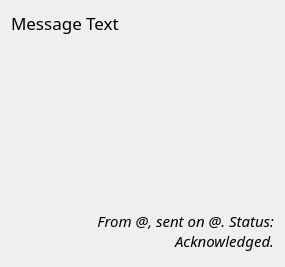
Old version of the form src/widgets/locationchatwidgetitem.ui in the repository blizzard4591/openMittsu.
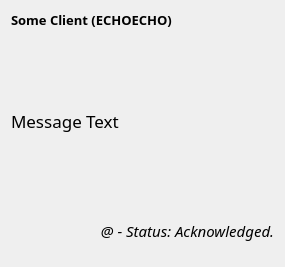
New version of the form.

Commit message: Added ellipses on menu items (thx @ CasinoBuster). Changed UI: Split FROM and TIME/STATUS into separate lines.

Patch:
```diff
--- a/src/widgets/locationchatwidgetitem.ui
+++ b/src/widgets/locationchatwidgetitem.ui
@@ -20,13 +20,10 @@
    <string>Form</string>
   </property>
   <layout class="QVBoxLayout" name="verticalLayout">
-   <property name="spacing">
-    <number>0</number>
-   </property>
    <item>
-    <widget class="QLabel" name="lblMessageText">
+    <widget class="QLabel" name="lblFrom">
      <property name="sizePolicy">
-      <sizepolicy hsizetype="Expanding" vsizetype="Minimum">
+      <sizepolicy hsizetype="Preferred" vsizetype="Minimum">
        <horstretch>0</horstretch>
        <verstretch>0</verstretch>
       </sizepolicy>
@@ -34,7 +31,9 @@
      <property name="font">
       <font>
        <family>Source Sans Pro</family>
-       <pointsize>13</pointsize>
+       <pointsize>10</pointsize>
+       <weight>75</weight>
+       <bold>true</bold>
        <stylestrategy>PreferAntialias</stylestrategy>
       </font>
      </property>
@@ -43,6 +42,35 @@
 border-top-left-radius:5px;</string>
      </property>
      <property name="text">
+      <string>Some Client (ECHOECHO)</string>
+     </property>
+     <property name="alignment">
+      <set>Qt::AlignLeading|Qt::AlignLeft|Qt::AlignTop</set>
+     </property>
+     <property name="wordWrap">
+      <bool>true</bool>
+     </property>
+     <property name="textInteractionFlags">
+      <set>Qt::NoTextInteraction</set>
+     </property>
+    </widget>
+   </item>
+   <item>
+    <widget class="QLabel" name="lblMessageText">
+     <property name="sizePolicy">
+      <sizepolicy hsizetype="Expanding" vsizetype="Minimum">
+       <horstretch>0</horstretch>
+       <verstretch>0</verstretch>
+      </sizepolicy>
+     </property>
+     <property name="font">
+      <font>
+       <family>Source Sans Pro</family>
+       <pointsize>13</pointsize>
+       <stylestrategy>PreferAntialias</stylestrategy>
+      </font>
+     </property>
+     <property name="text">
       <string notr="true">Message Text</string>
      </property>
      <property name="alignment">
@@ -86,7 +114,7 @@
 border-bottom-left-radius:5px;</string>
      </property>
      <property name="text">
-      <string>From @, sent on @. Status: Acknowledged.</string>
+      <string>@ - Status: Acknowledged.</string>
      </property>
      <property name="alignment">
       <set>Qt::AlignRight|Qt::AlignTrailing|Qt::AlignVCenter</set>
```
Left out of the diff: 5 changed lines with no effect on the pictures. The commit also changes 12 other files.
